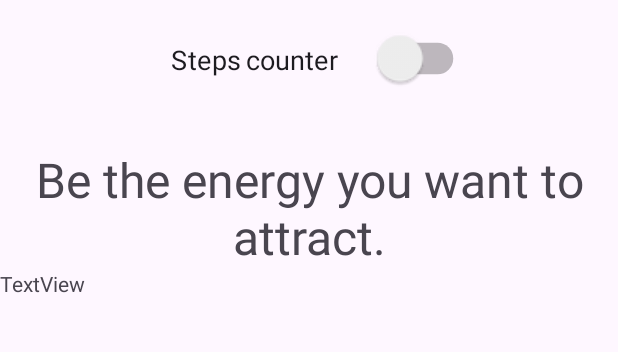
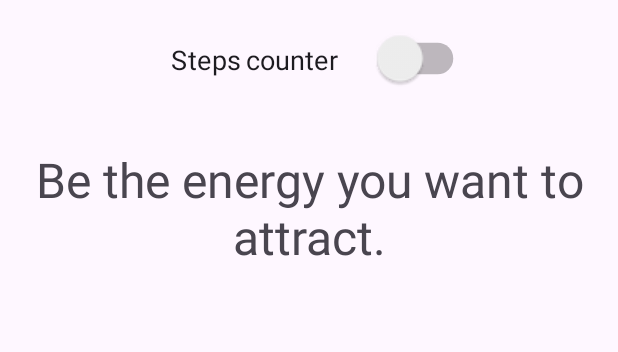
Before and after one commit to Estelamb/Karma_MDP, an Android app: the screen it shows after launch (MainActivity), on a phone screen of 412 x 824 dp, the part 427-779 px from its top. Run offline under Robolectric (Android 15) with nearby library versions, the phone set to English and light mode, and no system bars; libraries missing offline, so code that uses them is left out: com.hivemq.client; 2 statements that could not run were skipped.

Commit message:
Grafica hecha

```diff
--- a/karma/app/src/main/java/masterIoT/mdp/karma/MainActivity.java
+++ b/karma/app/src/main/java/masterIoT/mdp/karma/MainActivity.java
@@ -41,7 +41,7 @@ import java.util.Random;
 import masterIoT.mdp.karma.missions.MissionsActivity;
 
 public class MainActivity extends AppCompatActivity implements SensorEventListener {
-        private static final String TAG = "MQTT";
+    private static final String TAG = "MQTT";
     private Button bMissions, bBoard;
     private ImageView bProfile;
     private SensorManager sensorManager;
@@ -51,7 +51,7 @@ public class MainActivity extends AppCompatActivity implements SensorEventListen
     private int numbSteps;
     private int karmaPoints;
     private Vibrator vibrator;
-    private TextView mensajesMotivados, tvSteps, tvKarma, tvTest;
+    private TextView mensajesMotivados, tvSteps, tvKarma;
     private Handler handler;
     private Runnable runnable;
     private List<String> mensajes;
@@ -90,7 +90,6 @@ public class MainActivity extends AppCompatActivity implements SensorEventListen
         bBoard = findViewById(R.id.btnLeaderBoard);
         bProfile = findViewById(R.id.imageView);
         tvKarma = findViewById(R.id.tvKarmaPoints);
-        tvTest=findViewById(R.id.textViewTest);
 
         stepSensorAct = false;
         stepSwitch = findViewById(R.id.swSteps);
--- a/karma/app/src/main/res/layout-land/activity_main.xml
+++ b/karma/app/src/main/res/layout-land/activity_main.xml
@@ -108,11 +108,6 @@
             android:textSize="32dp"
             android:gravity="center" />
 
-        <TextView
-            android:id="@+id/textViewTest"
-            android:layout_width="match_parent"
-            android:layout_height="wrap_content"
-            android:text="TextView" />
     </LinearLayout>
 
 </LinearLayout>
--- a/karma/app/src/main/res/layout/activity_main.xml
+++ b/karma/app/src/main/res/layout/activity_main.xml
@@ -96,11 +96,6 @@
             android:textSize="32dp"
             android:gravity="center" />
 
-        <TextView
-            android:id="@+id/textViewTest"
-            android:layout_width="match_parent"
-            android:layout_height="wrap_content"
-            android:text="TextView" />
     </LinearLayout>
 
 </LinearLayout>
```
Also changed, not shown: karma/app/src/main/java/masterIoT/mdp/karma/BoardActivity.java (+118 -48 lines), karma/app/src/main/res/layout/activity_board.xml (+5 -2 lines).
